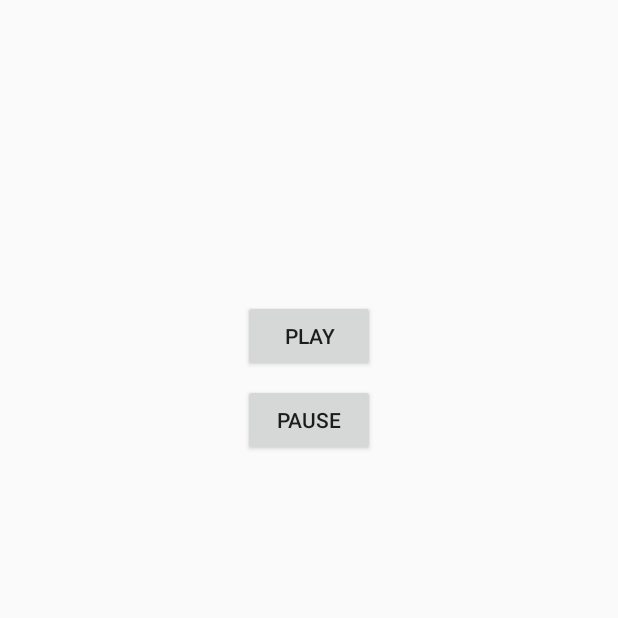
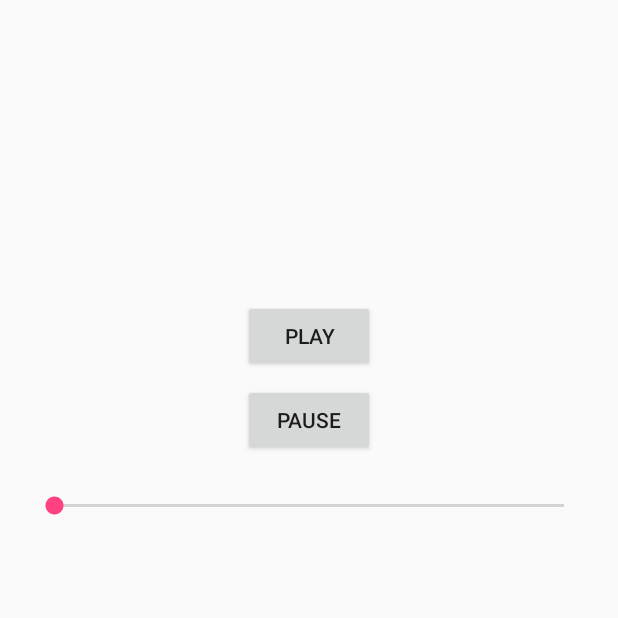
Before and after one commit to DanBokhari98/Android-Practice, an Android app: the screen it shows after launch (MainActivity), on a phone screen of 412 x 824 dp, the top half of it. Run offline under Robolectric (Android 15) with nearby library versions, the phone set to English and light mode, and no system bars.

Commit message:
SoundDemo added volume bar

```diff
--- a/SoundDemo/app/src/main/java/com/example/danish/sounddemo/MainActivity.java
+++ b/SoundDemo/app/src/main/java/com/example/danish/sounddemo/MainActivity.java
@@ -1,12 +1,18 @@
 package com.example.danish.sounddemo;
 
+import android.content.Context;
+import android.media.AudioManager;
+import android.provider.MediaStore;
 import android.support.v7.app.AppCompatActivity;
 import android.os.Bundle;
 import android.media.MediaPlayer;
+import android.util.Log;
 import android.view.View;
+import android.widget.SeekBar;
 
 public class MainActivity extends AppCompatActivity {
     MediaPlayer mediaPlayer;
+    AudioManager audioManager;
 
     public void playAudio(View view){
         mediaPlayer.start();
@@ -21,6 +27,31 @@ public class MainActivity extends AppCompatActivity {
         super.onCreate(savedInstanceState);
         setContentView(R.layout.activity_main);
         mediaPlayer = MediaPlayer.create(this, R.raw.milk);
+        SeekBar volumeControl = (SeekBar) findViewById(R.id.seekBar);
+        audioManager = (AudioManager)getSystemService(Context.AUDIO_SERVICE);
+        int maxVolume = audioManager.getStreamMaxVolume(AudioManager.STREAM_MUSIC);
+        int currVolume = audioManager.getStreamVolume(AudioManager.STREAM_MUSIC);
+        volumeControl.setMax(maxVolume);
+        volumeControl.setProgress(currVolume);
+        volumeControl.setOnSeekBarChangeListener(new SeekBar.OnSeekBarChangeListener(){
+
+            @Override
+            public void onStartTrackingTouch(SeekBar seekBar) {
+
+            }
+
+            @Override
+            public void onStopTrackingTouch(SeekBar seekBar) {
+
+            }
+
+            @Override
+            public void onProgressChanged(SeekBar seekBar, int progress, boolean fromUser) {
+                Log.i("SeekBAr value", Integer.toString(progress));
+                audioManager.setStreamVolume(AudioManager.STREAM_MUSIC, progress, 0);
+            }
+        });
+
 
     }
 }
--- a/SoundDemo/app/src/main/res/layout/activity_main.xml
+++ b/SoundDemo/app/src/main/res/layout/activity_main.xml
@@ -36,4 +36,17 @@
         app:layout_constraintStart_toStartOf="parent"
         app:layout_constraintTop_toBottomOf="@+id/playButton" />
 
+    <SeekBar
+        android:id="@+id/seekBar"
+        android:layout_width="372dp"
+        android:layout_height="43dp"
+        android:layout_marginEnd="8dp"
+        android:layout_marginLeft="8dp"
+        android:layout_marginRight="8dp"
+        android:layout_marginStart="8dp"
+        android:layout_marginTop="12dp"
+        app:layout_constraintEnd_toEndOf="parent"
+        app:layout_constraintStart_toStartOf="parent"
+        app:layout_constraintTop_toBottomOf="@+id/pauseButton" />
+
 </android.support.constraint.ConstraintLayout>
```
